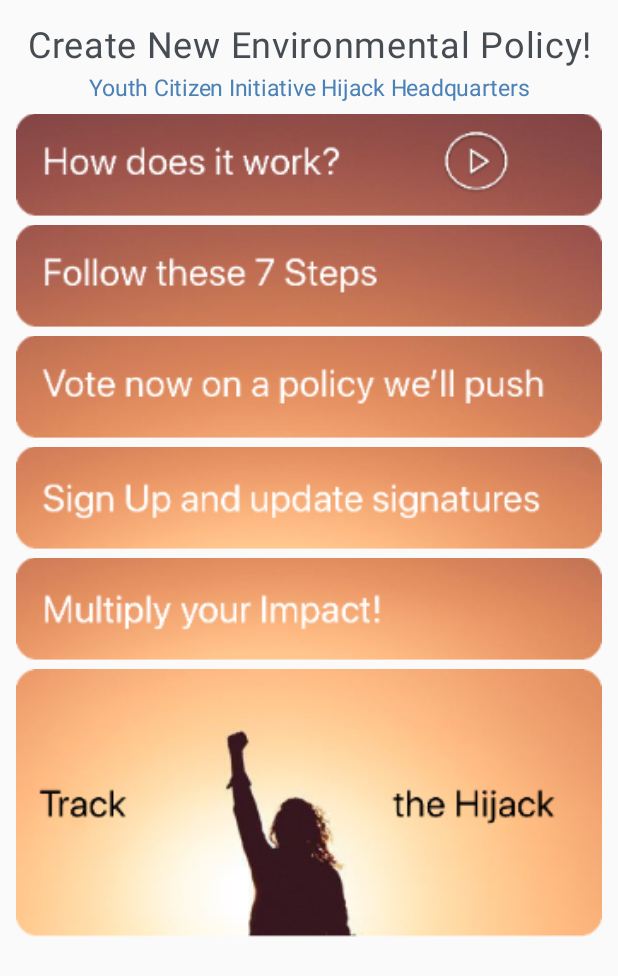
After one commit to ChildrenSaveOcean/KidsSaveOceanAppAndroid, an Android app: the PolicyHomeActivity screen opened directly, with no data from a screen before it, on a phone screen of 412 x 824 dp. The commit adds this screen. Shown: the top 976 px of the screen. Run offline under Robolectric (Android 15) with nearby library versions, the phone set to English and light mode, and no system bars.

Commit message:
Created the Policy home page. Created the policy video page to play the policy video. Added the policy page images.

```diff
--- a/app/build.gradle
+++ b/app/build.gradle
@@ -36,7 +36,7 @@ dependencies {
     implementation fileTree(include: ['*.jar'], dir: 'libs')
 
     // Support
-    implementation 'androidx.appcompat:appcompat:1.0.0'
+    implementation 'androidx.appcompat:appcompat:1.1.0'
     implementation 'androidx.constraintlayout:constraintlayout:1.1.3'
     implementation 'androidx.legacy:legacy-support-v4:1.0.0'
     implementation 'com.google.android.material:material:1.0.0'
--- a/app/src/main/AndroidManifest.xml
+++ b/app/src/main/AndroidManifest.xml
@@ -37,6 +37,8 @@
 
         <activity android:name=".onboarding.userIdentification.UserIdentificationActivity" />
 
+        <activity android:name=".policy.PolicyHomeActivity" />
+
         <activity android:name=".splashScreen.SplashScreenActivity"
             android:theme="@style/SplashTheme"
             android:screenOrientation="portrait">
--- a/app/src/main/java/com/kidssaveocean/fatechanger/bottomNavigation/BottomNavigationActivity.kt
+++ b/app/src/main/java/com/kidssaveocean/fatechanger/bottomNavigation/BottomNavigationActivity.kt
@@ -45,6 +45,7 @@ class BottomNavigationActivity : AppCompatActivity() {
             }
 
             fragment?.run {
+                supportFragmentManager.popBackStack()
                 val transaction = supportFragmentManager.beginTransaction()
                 transaction.replace(R.id.fragment_container, this)
                 transaction.commit()
--- a/app/src/main/java/com/kidssaveocean/fatechanger/home/HomeFragment.kt
+++ b/app/src/main/java/com/kidssaveocean/fatechanger/home/HomeFragment.kt
@@ -1,6 +1,8 @@
 package com.kidssaveocean.fatechanger.home
 
+import android.content.Intent
 import android.os.Bundle
+import android.util.Log
 import androidx.fragment.app.Fragment
 import android.view.LayoutInflater
 import android.view.View
@@ -10,10 +12,16 @@ import com.kidssaveocean.fatechanger.R
 import com.kidssaveocean.fatechanger.bottomNavigation.BottomNavigationActivity
 import com.kidssaveocean.fatechanger.countryContacts.CountryIntroFragment
 import com.kidssaveocean.fatechanger.extensions.addToNavigationStack
+import com.kidssaveocean.fatechanger.policy.PolicyHomeActivity
+import com.kidssaveocean.fatechanger.policy.PolicyHomeFragment
 import kotlinx.android.synthetic.main.activity_bottom_navigation.*
 
+class HomeFragment : Fragment() {
 
-class HomeFragment : Fragment() {
+    override fun onCreate(savedInstanceState: Bundle?) {
+        super.onCreate(savedInstanceState)
+        Log.d("HomeFragment", "onCreate")
+    }
 
     override fun onCreateView(inflater: LayoutInflater, container: ViewGroup?, savedInstanceState: Bundle?): View? {
         val view = inflater.inflate(R.layout.fragment_home, container, false)
@@ -45,6 +53,9 @@ class HomeFragment : Fragment() {
         qaFragment?.setTypeText(R.string.interview)
         qaFragment?.setTitleText(R.string.peder_hill)
         qaFragment?.setSubtitleTextView(R.string.q_and_a_with_founder)
+        qaFragment?.tapAction {
+            startActivity(Intent(activity, PolicyHomeActivity::class.java))
+        }
 
         scoreFragment?.setBackgroundImage(R.drawable.dolphins)
         scoreFragment?.setTypeText(R.string.updates)
--- /dev/null
+++ b/app/src/main/java/com/kidssaveocean/fatechanger/policy/PolicyHomeActivity.kt
@@ -0,0 +1,15 @@
+package com.kidssaveocean.fatechanger.policy
+
+import android.os.Bundle
+import androidx.appcompat.app.AppCompatActivity
+import com.kidssaveocean.fatechanger.R
+
+class PolicyHomeActivity: AppCompatActivity() {
+    override fun onCreate(savedInstanceState: Bundle?) {
+        super.onCreate(savedInstanceState)
+        setContentView(R.layout.activity_policy_fragment)
+        val transaction = supportFragmentManager.beginTransaction()
+        transaction.add(R.id.fragment, PolicyHomeFragment())
+        transaction.commit()
+    }
+}
--- /dev/null
+++ b/app/src/main/java/com/kidssaveocean/fatechanger/policy/PolicyHomeFragment.kt
@@ -0,0 +1,24 @@
+package com.kidssaveocean.fatechanger.policy
+
+import android.content.Intent
+import android.os.Bundle
+import android.view.LayoutInflater
+import android.view.View
+import android.view.ViewGroup
+import androidx.fragment.app.Fragment
+import com.kidssaveocean.fatechanger.R
+import kotlinx.android.synthetic.main.fragment_policy_home.*
+
+class PolicyHomeFragment : Fragment(){
+
+    override fun onCreateView(inflater: LayoutInflater, container: ViewGroup?, savedInstanceState: Bundle?): View? {
+        return inflater.inflate(R.layout.fragment_policy_home, container, false)
+    }
+
+    override fun onViewCreated(view: View, savedInstanceState: Bundle?) {
+        super.onViewCreated(view, savedInstanceState)
+        imgHowToWork.setOnClickListener{
+            startActivity(Intent(activity, PolicyVideoActivity::class.java))
+        }
+    }
+}
--- /dev/null
+++ b/app/src/main/java/com/kidssaveocean/fatechanger/policy/PolicyVideoActivity.kt
@@ -0,0 +1,35 @@
+package com.kidssaveocean.fatechanger.policy
+
+import android.os.Bundle
+import android.os.PersistableBundle
+import android.widget.Toast
+import androidx.appcompat.app.AppCompatActivity
+import com.google.android.youtube.player.YouTubeInitializationResult
+import com.google.android.youtube.player.YouTubePlayer
+import com.google.android.youtube.player.YouTubePlayerSupportFragment
+import com.kidssaveocean.fatechanger.R
+
+class PolicyVideoActivity: AppCompatActivity() {
+
+    override fun onCreate(savedInstanceState: Bundle?, persistentState: PersistableBundle?) {
+        super.onCreate(savedInstanceState, persistentState)
+        setContentView(R.layout.activity_policy_video)
+        val fragment = supportFragmentManager.findFragmentById(R.id.fragment) as YouTubePlayerSupportFragment?
+        fragment?.initialize(DEVELOPER_KEY, object : YouTubePlayer.OnInitializedListener {
+            override fun onInitializationSuccess(provider: YouTubePlayer.Provider, youTubePlayer: YouTubePlayer, wasRestored: Boolean) {
+                if (!wasRestored) {
+                    youTubePlayer.cueVideo(INTRO_VIDEO_STRING)
+                }
+            }
+
+            override fun onInitializationFailure(provider: YouTubePlayer.Provider, youTubeInitializationResult: YouTubeInitializationResult) {
+                Toast.makeText(this@PolicyVideoActivity, R.string.Unable_To_Play_Youtube_Video, Toast.LENGTH_LONG).show()
+            }
+        })
+    }
+
+    companion object {
+        private const val DEVELOPER_KEY = "Apparently you don't need a key to play videos"
+        private const val INTRO_VIDEO_STRING = "aWbPiPh_gaU"
+    }
+}
--- /dev/null
+++ b/app/src/main/res/layout/activity_policy_fragment.xml
@@ -0,0 +1,13 @@
+<?xml version="1.0" encoding="utf-8"?>
+<androidx.constraintlayout.widget.ConstraintLayout
+    xmlns:android="http://schemas.android.com/apk/res/android" android:layout_width="match_parent"
+    android:layout_height="match_parent">
+
+    <fragment
+        android:id="@+id/fragment"
+        android:name="com.kidssaveocean.fatechanger.policy.PolicyHomeFragment"
+        android:layout_width="match_parent"
+        android:layout_height="match_parent"/>
+
+
+</androidx.constraintlayout.widget.ConstraintLayout>
--- /dev/null
+++ b/app/src/main/res/layout/activity_policy_video.xml
@@ -0,0 +1,13 @@
+<?xml version="1.0" encoding="utf-8"?>
+<androidx.constraintlayout.widget.ConstraintLayout
+    xmlns:android="http://schemas.android.com/apk/res/android" android:layout_width="match_parent"
+    android:layout_height="match_parent">
+
+    <fragment
+        android:id="@+id/fragment"
+        android:name="com.google.android.youtube.player.YouTubePlayerSupportFragment"
+        android:layout_width="match_parent"
+        android:layout_height="match_parent"/>
+
+
+</androidx.constraintlayout.widget.ConstraintLayout>
--- /dev/null
+++ b/app/src/main/res/layout/fragment_policy_home.xml
@@ -0,0 +1,112 @@
+<?xml version="1.0" encoding="utf-8"?>
+<ScrollView xmlns:android="http://schemas.android.com/apk/res/android"
+    xmlns:app="http://schemas.android.com/apk/res-auto"
+    android:layout_width="match_parent"
+    android:layout_height="match_parent">
+
+    <androidx.constraintlayout.widget.ConstraintLayout
+        android:layout_width="match_parent"
+        android:layout_height="wrap_content">
+
+        <TextView
+            android:id="@+id/tvPolicyHomeTitle"
+            android:layout_width="match_parent"
+            android:layout_height="wrap_content"
+            android:layout_marginTop="12.7dp"
+            android:gravity="center"
+            android:letterSpacing="0.02"
+            android:lineSpacingExtra="4sp"
+            android:text="@string/policy_home_title"
+            android:textColor="#474c53"
+            android:textSize="24sp"
+            app:layout_constraintTop_toTopOf="parent" />
+
+        <TextView
+            android:id="@+id/tvPolicyHomeSubtitle"
+            android:layout_width="match_parent"
+            android:layout_height="wrap_content"
+            android:layout_marginLeft="24dp"
+            android:layout_marginTop="2dp"
+            android:layout_marginRight="24dp"
+            android:gravity="center"
+            android:letterSpacing="-0.01"
+            android:lineSpacingExtra="3.3sp"
+            android:text="@string/policy_home_subtitle"
+            android:textColor="#4a81b6"
+            android:textSize="15sp"
+            app:layout_constraintTop_toBottomOf="@id/tvPolicyHomeTitle" />
+
+        <ImageView
+            android:id="@+id/imgHowToWork"
+            android:layout_width="match_parent"
+            android:layout_height="0dp"
+            android:layout_marginLeft="10.7dp"
+            android:layout_marginTop="7.5dp"
+            android:layout_marginRight="10.7dp"
+            android:scaleType="centerCrop"
+            android:src="@drawable/how_to_work"
+            app:layout_constraintDimensionRatio="228.7:40"
+            app:layout_constraintTop_toBottomOf="@id/tvPolicyHomeSubtitle" />
+
+        <ImageView
+            android:id="@+id/imgFollowStep"
+            android:layout_width="match_parent"
+            android:layout_height="0dp"
+            android:layout_marginLeft="10.7dp"
+            android:layout_marginTop="6dp"
+            android:layout_marginRight="10.7dp"
+            android:scaleType="centerCrop"
+            android:src="@drawable/follow_steps"
+            app:layout_constraintDimensionRatio="228.7:40"
+            app:layout_constraintTop_toBottomOf="@id/imgHowToWork" />
+
+        <ImageView
+            android:id="@+id/imgPolicyPush"
+            android:layout_width="match_parent"
+            android:layout_height="0dp"
+            android:layout_marginLeft="10.7dp"
+            android:layout_marginTop="6dp"
+            android:layout_marginRight="10.7dp"
+            android:scaleType="centerCrop"
+            android:src="@drawable/policy_push"
+            app:layout_constraintDimensionRatio="228.7:40"
+            app:layout_constraintTop_toBottomOf="@id/imgFollowStep" />
+
+        <ImageView
+            android:id="@+id/imgSignatures"
+            android:layout_width="match_parent"
+            android:layout_height="0dp"
+            android:layout_marginLeft="10.7dp"
+            android:layout_marginTop="6dp"
+            android:layout_marginRight="10.7dp"
+            android:scaleType="centerCrop"
+            android:src="@drawable/signatures"
+            app:layout_constraintDimensionRatio="228.7:40"
+            app:layout_constraintTop_toBottomOf="@id/imgPolicyPush" />
+
+        <ImageView
+            android:id="@+id/imgImpact"
+            android:layout_width="match_parent"
+            android:layout_height="0dp"
+            android:layout_marginLeft="10.7dp"
+            android:layout_marginTop="6dp"
+            android:layout_marginRight="10.7dp"
+            android:scaleType="centerCrop"
+            android:src="@drawable/impact"
+            app:layout_constraintDimensionRatio="228.7:40"
+            app:layout_constraintTop_toBottomOf="@id/imgSignatures" />
+
+        <ImageView
+            android:id="@+id/imgTrackTheHijack"
+            android:layout_width="match_parent"
+            android:layout_height="0dp"
+            android:layout_marginLeft="10.7dp"
+            android:layout_marginTop="6dp"
+            android:layout_marginRight="10.7dp"
+            android:scaleType="centerCrop"
+            android:src="@drawable/track_the_hijack"
+            app:layout_constraintDimensionRatio="228.7:104.7"
+            app:layout_constraintTop_toBottomOf="@id/imgImpact" />
+
+    </androidx.constraintlayout.widget.ConstraintLayout>
+</ScrollView>
--- a/app/src/main/res/values/strings.xml
+++ b/app/src/main/res/values/strings.xml
@@ -57,4 +57,7 @@
     <string name="write_a_letter_desctiprion">Write your letter. Stamp, mail it, and enter it in the tracker through the map. And invite friends and family to join this very, very real battle. We can raise an army.</string>
     <string name="write_to_where">Write to where?</string>
 
+    //Policy
+    <string name="policy_home_title">Create New Environmental Policy!</string>
+    <string name="policy_home_subtitle">Youth Citizen Initiative Hijack Headquarters</string>
 </resources>
```
Also changed, not shown: app/src/main/res/drawable-xxxhdpi/follow_steps.png (added), app/src/main/res/drawable-xxxhdpi/how_to_work.png (added), app/src/main/res/drawable-xxxhdpi/impact.png (added), app/src/main/res/drawable-xxxhdpi/policy_push.png (added), app/src/main/res/drawable-xxxhdpi/signatures.png (added), app/src/main/res/drawable-xxxhdpi/track_the_hijack.png (added).
